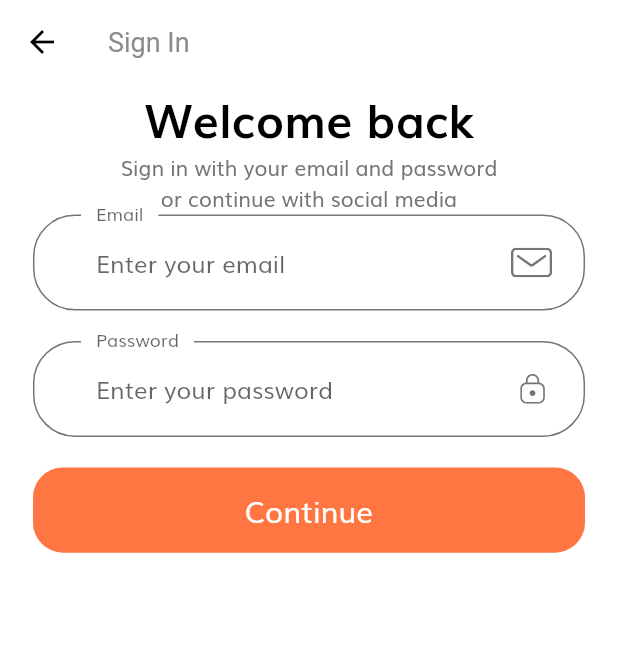
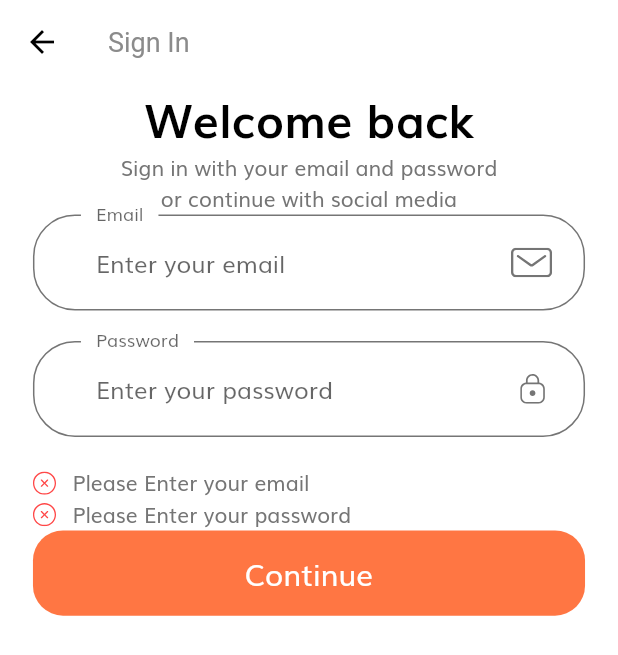
Before and after one commit to TheCodeNinja/Flutter_UI_Ecommerce_App, a Flutter app: the SignInScreen screen opened by its route, after a tap on "Continue", on a phone screen of 412 x 824 dp. Shown: the top 655 px of the screen. Run offline on Flutter 3.47's test engine with Material 2 defaults, Android fonts, the phone set to English and light mode, and no system bars; our stand-ins replace flutter_svg.

Commit message:
lesson 36 - show TextFormField error messages

```diff
--- a/lib/screens/sign_in/components/body.dart
+++ b/lib/screens/sign_in/components/body.dart
@@ -1,6 +1,7 @@
 import 'package:flutter/material.dart';
 import 'package:flutter_ecommerce_ui_app/constants.dart';
 import 'package:flutter_ecommerce_ui_app/size_config.dart';
+import 'package:flutter_svg/flutter_svg.dart';
 
 // import components
 import '../../../components/custom_suffix_icon.dart';
@@ -43,20 +44,50 @@ class SignInForm extends StatefulWidget {
 }
 
 class _SignInFormState extends State<SignInForm> {
+  // Create a global key that uniquely identifies the Form widget
+  // and allows validation of the form.
+  final _formKey = GlobalKey<FormState>();
   final List<String> errors = [];
 
   @override
   Widget build(BuildContext context) {
     return Form(
+      // Build a Form widget using the _formKey created above.
+      key: _formKey,
       child: Column(
         children: [
           buildEmailTextFormField(),
           SizedBox(height: getProportionateScreenHeight(20)),
           buildPasswordTextFormField(),
           SizedBox(height: getProportionateScreenHeight(20)),
+          Column(
+            children: List.generate(errors.length, (index) => (
+              Row(
+                children: [
+                  SvgPicture.asset(
+                    "assets/icons/Error.svg",
+                    height: getProportionateScreenWidth(14),
+                    width: getProportionateScreenWidth(14),
+                  ),
+                  SizedBox(
+                    width: getProportionateScreenWidth(10),
+                  ),
+                  Text(errors[index]),
+                ],
+              )
+            )),
+          ),
           DefaultButton(
             text: "Continue",
-            press: () {},
+            press: () {
+              // You can use the _formKey.currentState() method to access the FormState,
+              // which is automatically created by Flutter when building a Form.
+              // The FormState class contains the validate() method.
+              // Validate() returns true if the form is valid, or false otherwise.
+              if (_formKey.currentState.validate()) {
+                _formKey.currentState.save();
+              }
+            },
           ),
         ],
       ),
```
